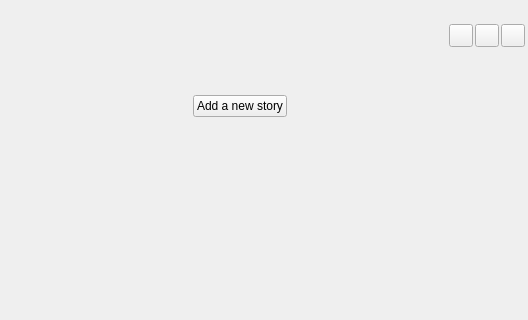
Old version of the form ui/home_view.ui in the repository zkovari/plotlyst; both pictures show x 116 to 644 and y 0 to 320 of the 644 by 492 pixel window.
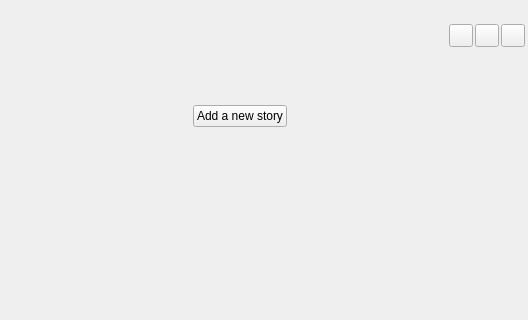
New version of the form.

Commit message: Add large property to button styles

```diff
--- a/ui/home_view.ui
+++ b/ui/home_view.ui
@@ -333,7 +333,7 @@
                   <number>0</number>
                  </property>
                  <property name="topMargin">
-                  <number>0</number>
+                  <number>50</number>
                  </property>
                  <property name="rightMargin">
                   <number>0</number>
@@ -341,22 +341,6 @@
                  <property name="bottomMargin">
                   <number>0</number>
                  </property>
-                 <item>
-                  <spacer name="verticalSpacer_3">
-                   <property name="orientation">
-                    <enum>Qt::Vertical</enum>
-                   </property>
-                   <property name="sizeType">
-                    <enum>QSizePolicy::Preferred</enum>
-                   </property>
-                   <property name="sizeHint" stdset="0">
-                    <size>
-                     <width>20</width>
-                     <height>40</height>
-                    </size>
-                   </property>
-                  </spacer>
-                 </item>
                  <item alignment="Qt::AlignHCenter">
                   <widget class="QPushButton" name="btnAddNewStoryMain">
                    <property name="sizePolicy">
```
Left out of the diff: 9 changed lines with no effect on the pictures. The commit also changes 2 other files.
